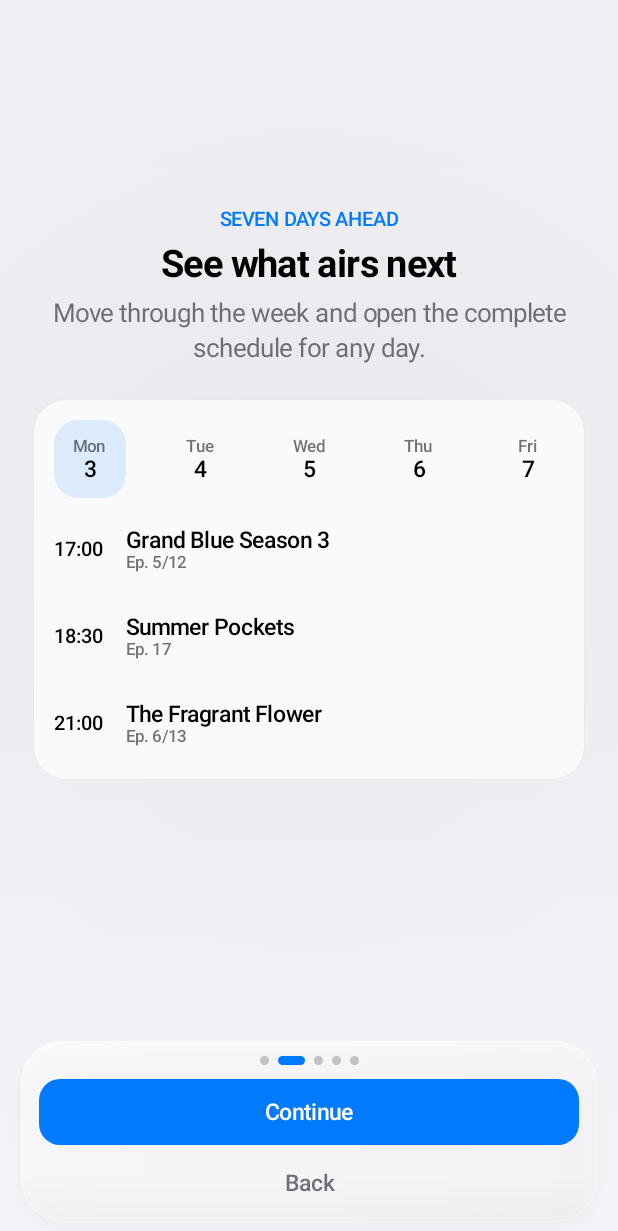
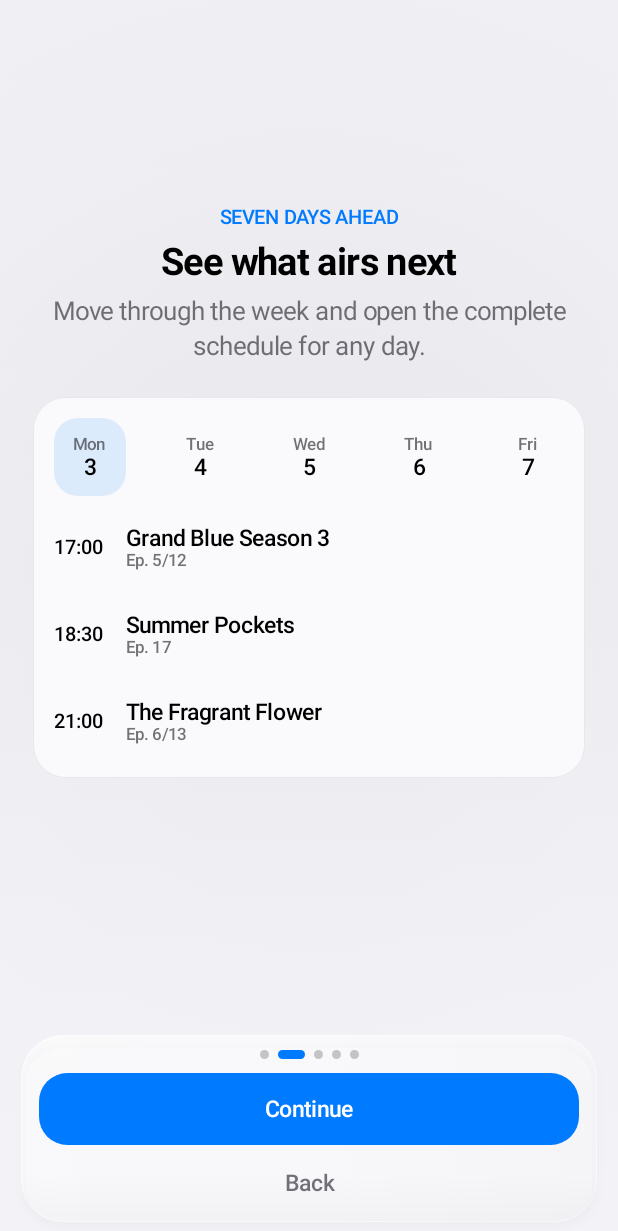
Before and after one commit to owlCoder/anime-schedule-app, an Android app built with Jetpack Compose: the screen it shows after launch (MainActivity), after a tap on "Continue", on a phone screen of 412 x 824 dp. Shown: the top 1231 px of the screen. Run offline under Robolectric (Android 15) with nearby library versions, the light colour scheme and no system bars; our stand-ins replace Dagger/Hilt's generated code, Room's generated code; libraries missing offline, so code that uses them is left out: com.apollographql.apollo, com.jakewharton.retrofit2; 3 statements that could not run were skipped.

Commit message:
Refine shared button proportions and corner radius

```diff
--- a/app/src/main/java/com/owlcoder/animeschedule/presentation/components/GlassButton.kt
+++ b/app/src/main/java/com/owlcoder/animeschedule/presentation/components/GlassButton.kt
@@ -32,8 +32,8 @@ import com.owlcoder.animeschedule.ui.theme.PillShape
 
 enum class AppButtonVariant { Primary, Secondary, Plain, Destructive }
 
-private val AppButtonHeight = 44.dp
-private val AppButtonShape = ContinuousRoundedShape(14.dp)
+private val AppButtonHeight = 48.dp
+private val AppButtonShape = ContinuousRoundedShape(19.dp)
 
 @Composable
 fun AppButton(
@@ -145,9 +145,9 @@ private fun ButtonRow(label: String, icon: ImageVector?, color: Color, enabled:
     Row(
         modifier = Modifier
             .height(AppButtonHeight)
-            .padding(horizontal = 16.dp),
+            .padding(horizontal = 17.dp),
         verticalAlignment = Alignment.CenterVertically,
-        horizontalArrangement = Arrangement.spacedBy(7.dp, Alignment.CenterHorizontally),
+        horizontalArrangement = Arrangement.spacedBy(8.dp, Alignment.CenterHorizontally),
     ) {
         ButtonContent(label, icon, color, enabled)
     }
@@ -160,7 +160,7 @@ private fun ButtonContent(label: String, icon: ImageVector?, color: Color, enabl
         Icon(
             imageVector = icon,
             contentDescription = null,
-            modifier = Modifier.size(17.dp),
+            modifier = Modifier.size(18.dp),
             tint = resolved,
         )
     }
```
